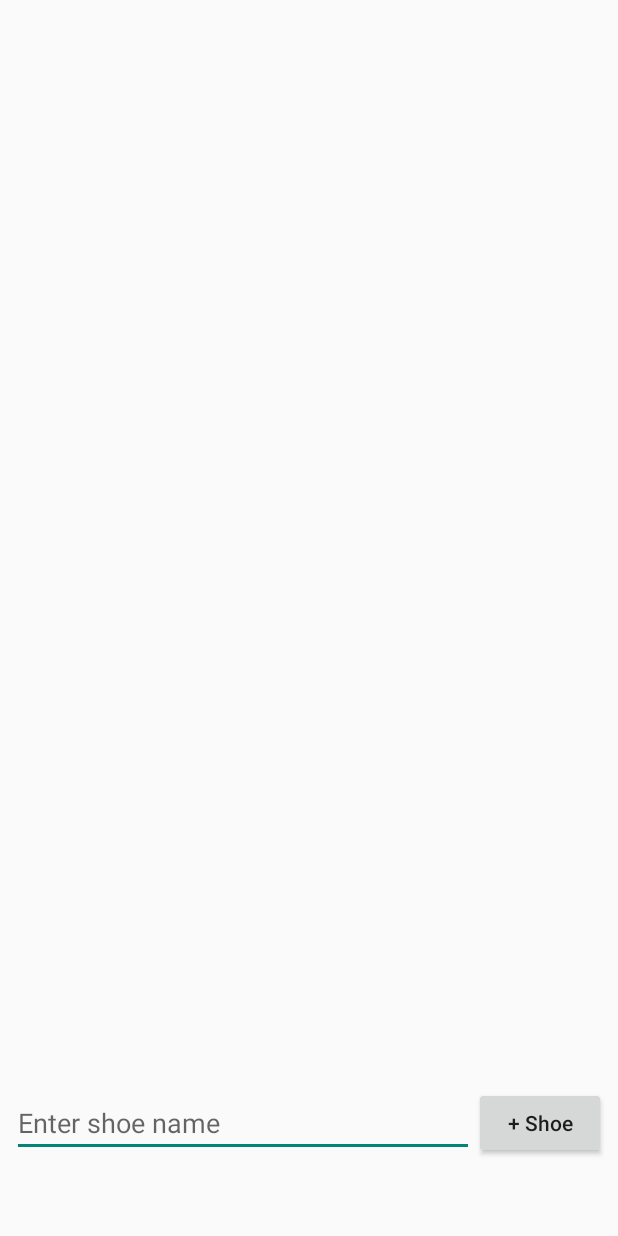
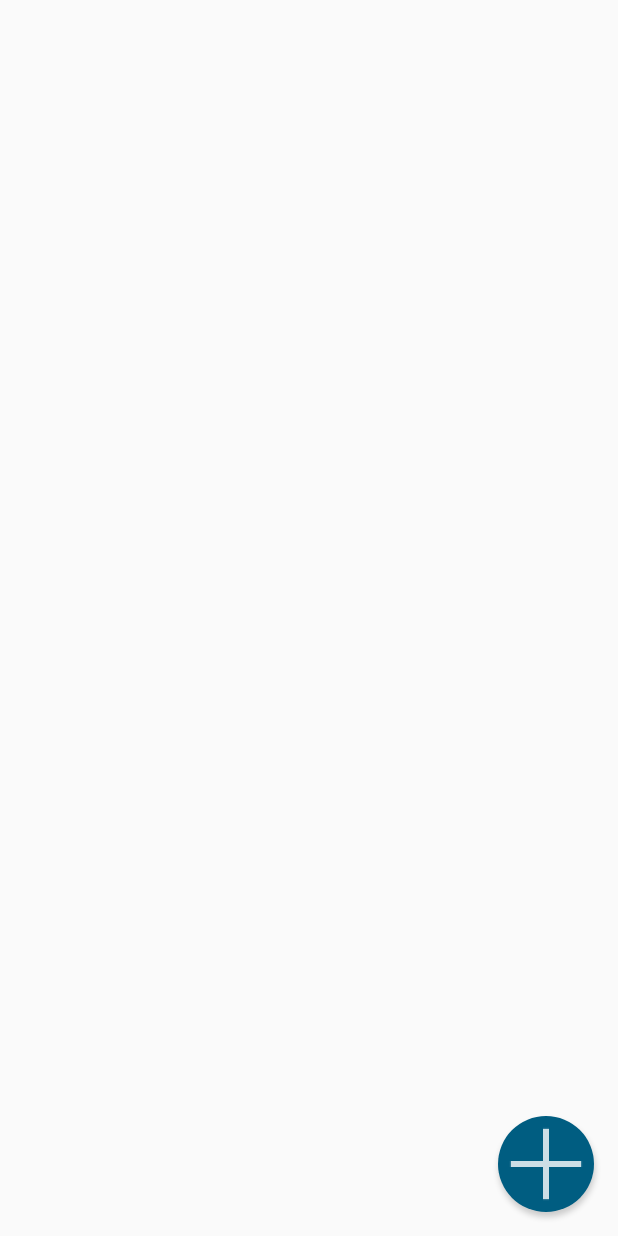
Before and after one commit to edjmore/Sneakerz-Android, an Android app: the layout main_activity.xml on its own in the app's theme, with its tools: preview values and no code run, on a phone screen of 412 x 824 dp. Run offline under Robolectric (Android 15) with nearby library versions, the phone set to English and light mode, and no system bars.

Commit message:
Basic new shoe popup implemented.:

```diff
--- a/app/src/main/res/layout/main_activity.xml
+++ b/app/src/main/res/layout/main_activity.xml
@@ -1,5 +1,6 @@
 <?xml version="1.0" encoding="utf-8"?>
-<LinearLayout xmlns:android="http://schemas.android.com/apk/res/android"
+<FrameLayout xmlns:android="http://schemas.android.com/apk/res/android"
+    xmlns:custom="http://schemas.android.com/apk/res-auto"
     android:layout_width="match_parent"
     android:layout_height="match_parent"
     android:orientation="vertical"
@@ -8,29 +9,18 @@
     <ListView
         android:id="@+id/main_shoe_list"
         android:layout_width="match_parent"
-        android:layout_height="0dp"
-        android:layout_weight="5" />
+        android:layout_height="match_parent" />
 
-    <LinearLayout
-        android:layout_width="match_parent"
-        android:layout_height="0dp"
-        android:layout_weight="1"
-        android:gravity="center"
-        android:orientation="horizontal">
 
-        <EditText
-            android:id="@+id/main_shoe_name_input"
-            android:layout_width="0dp"
-            android:layout_height="wrap_content"
-            android:layout_weight="3"
-            android:hint="@string/shoe_name_input_hint" />
+    <com.p3.ed.sneakerz.IconButton
+        android:id="@+id/main_add_shoe_button"
+        android:layout_width="64dp"
+        android:layout_height="64dp"
+        android:layout_gravity="bottom|right"
+        android:layout_margin="8dp"
+        android:background="@drawable/blue_circle"
+        android:shadowRadius="16"
+        custom:customIcon="@drawable/ic_action_new"
+        custom:customIconSize="96" />
 
-        <Button
-            android:id="@+id/main_add_shoe_button"
-            android:layout_width="wrap_content"
-            android:layout_height="wrap_content"
-            android:text="@string/add_shoe"
-            android:textAllCaps="false" />
-    </LinearLayout>
-
-</LinearLayout>
+</FrameLayout>
--- a/app/src/main/res/layout/new_shoe_popup.xml
+++ b/app/src/main/res/layout/new_shoe_popup.xml
@@ -2,6 +2,7 @@
 <LinearLayout xmlns:android="http://schemas.android.com/apk/res/android"
     android:layout_width="match_parent"
     android:layout_height="match_parent"
+    android:background="@color/grey"
     android:orientation="vertical"
     android:padding="8dp">
 
```
Also changed, not shown: app/src/main/java/com/p3/ed/sneakerz/MainActivity.java (+50 -21 lines).
